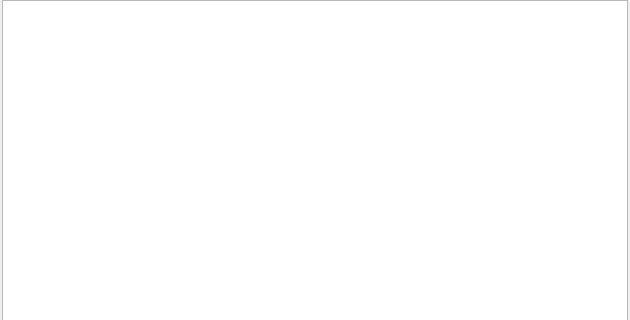
Qt form ggpo/gui/ui/savestatesdialog.ui (doctorguile/pyqtggpo) before a commit; both pictures show x 0 to 630 and y 0 to 320 of the 630 by 600 pixel window.
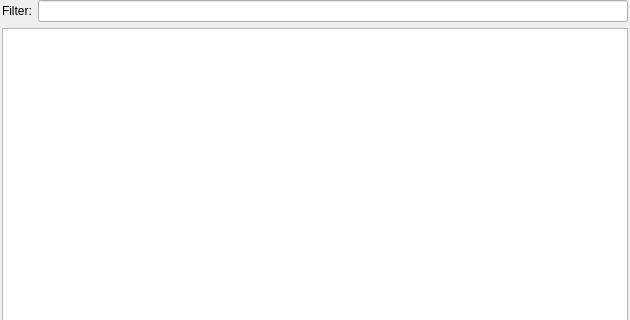
The same form after that commit.

Commit message: support filter when picking savestates

The edit to the form file:
```diff
--- a/ggpo/gui/ui/savestatesdialog.ui
+++ b/ggpo/gui/ui/savestatesdialog.ui
@@ -26,6 +26,24 @@
    <property name="bottomMargin">
     <number>6</number>
    </property>
+   <item>
+    <layout class="QHBoxLayout" name="horizontalLayout">
+     <item>
+      <widget class="QLabel" name="label">
+       <property name="text">
+        <string>Filter:</string>
+       </property>
+      </widget>
+     </item>
+     <item>
+      <widget class="QLineEdit" name="uiFilterLineEdit">
+       <property name="text">
+        <string/>
+       </property>
+      </widget>
+     </item>
+    </layout>
+   </item>
    <item>
     <widget class="QTableView" name="uiSavestatesTblv"/>
    </item>
```
Left out of the diff: 5 changed lines with no effect on the pictures. The commit also changes 5 other files.
